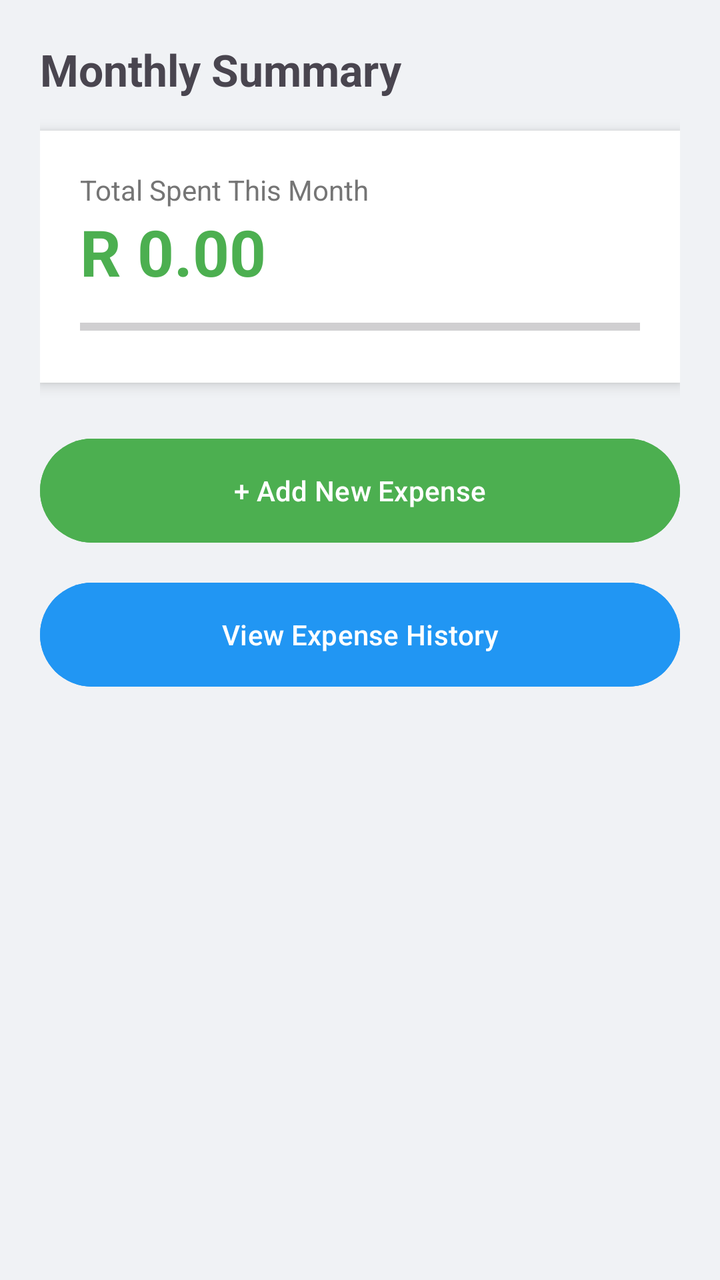
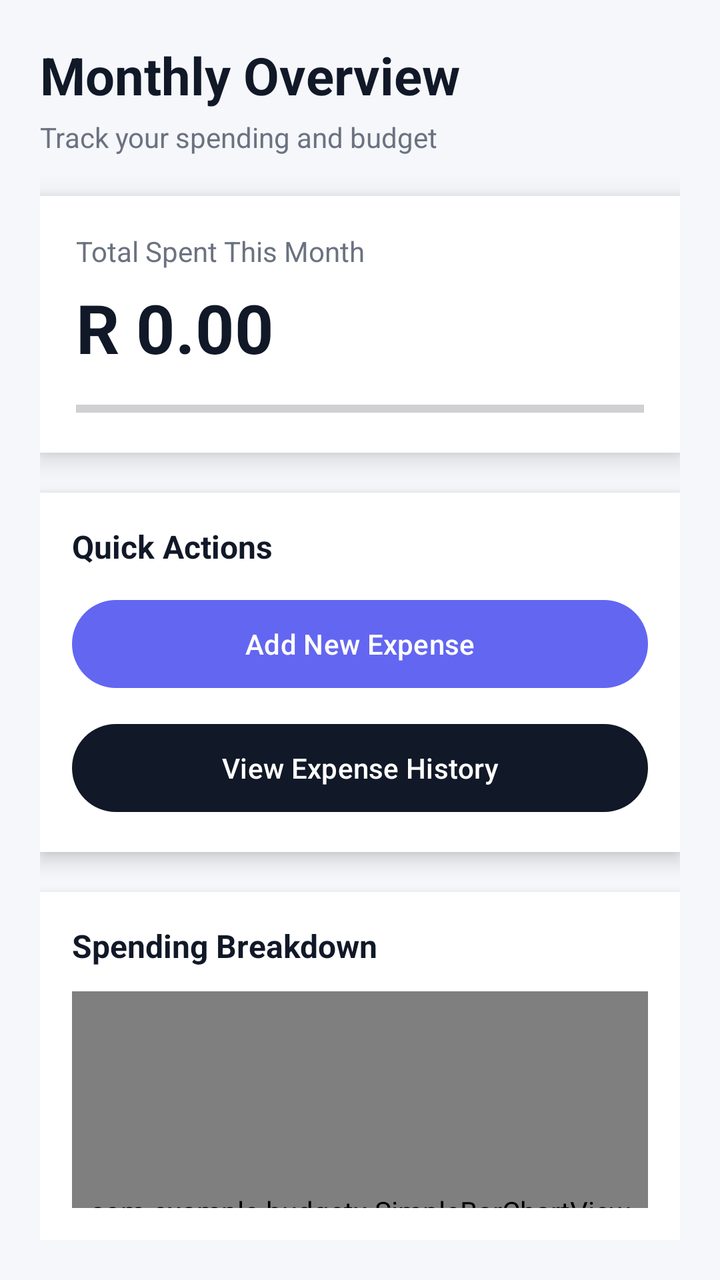

Before-and-after screenshots of an Android layout around one commit, followed by the original layout XML and the change that was made.
<!-- AndroidManifest.xml: application theme Theme.BudgetX -->
<!-- res/layout/activity_dashboard.xml -->
<?xml version="1.0" encoding="utf-8"?>
<LinearLayout xmlns:android="http://schemas.android.com/apk/res/android"
    android:layout_width="match_parent"
    android:layout_height="match_parent"
    android:orientation="vertical"
    android:padding="20dp"
    android:background="#F0F2F5">

    <TextView
        android:layout_width="wrap_content"
        android:layout_height="wrap_content"
        android:text="Monthly Summary"
        android:textSize="22sp"
        android:textStyle="bold"
        android:layout_marginBottom="16dp" />

    <LinearLayout
        android:layout_width="match_parent"
        android:layout_height="wrap_content"
        android:orientation="vertical"
        android:padding="20dp"
        android:background="@android:color/white"
        android:elevation="4dp"
        android:layout_marginBottom="24dp">

        <TextView
            android:layout_width="wrap_content"
            android:layout_height="wrap_content"
            android:text="Total Spent This Month"
            android:textColor="#757575" />

        <TextView
            android:id="@+id/tvTotalSpent"
            android:layout_width="wrap_content"
            android:layout_height="wrap_content"
            android:text="R 0.00"
            android:textSize="32sp"
            android:textStyle="bold"
            android:textColor="#4CAF50" />

        <ProgressBar
            android:id="@+id/pbBudget"
            style="?android:attr/progressBarStyleHorizontal"
            android:layout_width="match_parent"
            android:layout_height="wrap_content"
            android:max="100"
            android:progress="0"
            android:progressTint="#4CAF50"
            android:layout_marginTop="8dp" />

    </LinearLayout>

    <Button
        android:id="@+id/btnAddExpense"
        android:layout_width="match_parent"
        android:layout_height="60dp"
        android:text="+ Add New Expense"
        android:backgroundTint="#4CAF50"
        android:layout_marginBottom="12dp" />

    <Button
        android:id="@+id/btnViewHistory"
        android:layout_width="match_parent"
        android:layout_height="60dp"
        android:text="View Expense History"
        android:backgroundTint="#2196F3" />

</LinearLayout>
<!-- resources referenced by this layout -->
<resources>
  <style name="Theme.BudgetX" parent="Base.Theme.BudgetX" />
  <style name="Base.Theme.BudgetX" parent="Theme.Material3.DayNight.NoActionBar">
          
          
      </style>
</resources>

<!-- the commit's change to res/layout/activity_dashboard.xml (unified diff, before → after) -->
@@ -1,68 +1,129 @@
 <?xml version="1.0" encoding="utf-8"?>
 <LinearLayout xmlns:android="http://schemas.android.com/apk/res/android"
+    xmlns:app="http://schemas.android.com/apk/res-auto"
     android:layout_width="match_parent"
     android:layout_height="match_parent"
     android:orientation="vertical"
-    android:padding="20dp"
-    android:background="#F0F2F5">
+    android:background="#F5F7FB"
+    android:padding="20dp">
+
+    
+    <TextView
+        android:layout_width="wrap_content"
+        android:layout_height="wrap_content"
+        android:text="Monthly Overview"
+        android:textSize="26sp"
+        android:textStyle="bold"
+        android:textColor="#111827"
+        android:layout_marginBottom="4dp"/>
 
     <TextView
         android:layout_width="wrap_content"
         android:layout_height="wrap_content"
-        android:text="Monthly Summary"
-        android:textSize="22sp"
-        android:textStyle="bold"
-        android:layout_marginBottom="16dp" />
+        android:text="Track your spending and budget"
+        android:textSize="14sp"
+        android:textColor="#6B7280"
+        android:layout_marginBottom="20dp"/>
 
+    
     <LinearLayout
         android:layout_width="match_parent"
         android:layout_height="wrap_content"
         android:orientation="vertical"
-        android:padding="20dp"
-        android:background="@android:color/white"
-        android:elevation="4dp"
-        android:layout_marginBottom="24dp">
+        android:background="#FFFFFF"
+        android:padding="18dp"
+        android:elevation="8dp"
+        android:layout_marginBottom="20dp">
 
         <TextView
             android:layout_width="wrap_content"
             android:layout_height="wrap_content"
             android:text="Total Spent This Month"
-            android:textColor="#757575" />
+            android:textSize="14sp"
+            android:textColor="#6B7280"/>
 
         <TextView
             android:id="@+id/tvTotalSpent"
             android:layout_width="wrap_content"
             android:layout_height="wrap_content"
             android:text="R 0.00"
-            android:textSize="32sp"
+            android:textSize="34sp"
             android:textStyle="bold"
-            android:textColor="#4CAF50" />
+            android:textColor="#111827"
+            android:layout_marginTop="6dp"/>
 
+        
         <ProgressBar
             android:id="@+id/pbBudget"
             style="?android:attr/progressBarStyleHorizontal"
             android:layout_width="match_parent"
-            android:layout_height="wrap_content"
+            android:layout_height="8dp"
             android:max="100"
             android:progress="0"
-            android:progressTint="#4CAF50"
-            android:layout_marginTop="8dp" />
-
+            android:layout_marginTop="14dp"
+            android:progressTint="#6366F1"
+            android:backgroundTint="#E5E7EB"/>
     </LinearLayout>
 
-    <Button
-        android:id="@+id/btnAddExpense"
+    
+    <LinearLayout
         android:layout_width="match_parent"
-        android:layout_height="60dp"
-        android:text="+ Add New Expense"
-        android:backgroundTint="#4CAF50"
-        android:layout_marginBottom="12dp" />
+        android:layout_height="wrap_content"
+        android:orientation="vertical"
+        android:background="#FFFFFF"
+        android:padding="16dp"
+        android:elevation="6dp"
+        android:layout_marginBottom="20dp">
 
-    <Button
-        android:id="@+id/btnViewHistory"
+        <TextView
+            android:layout_width="wrap_content"
+            android:layout_height="wrap_content"
+            android:text="Quick Actions"
+            android:textSize="16sp"
+            android:textStyle="bold"
+            android:textColor="#111827"
+            android:layout_marginBottom="12dp"/>
+
+        <com.google.android.material.button.MaterialButton
+            android:id="@+id/btnAddExpense"
+            android:layout_width="match_parent"
+            android:layout_height="52dp"
+            android:text="Add New Expense"
+            android:textColor="#FFFFFF"
+            app:backgroundTint="#6366F1"
+            android:layout_marginBottom="10dp"/>
+
+        <com.google.android.material.button.MaterialButton
+            android:id="@+id/btnViewHistory"
+            android:layout_width="match_parent"
+            android:layout_height="52dp"
+            android:text="View Expense History"
+            android:textColor="#FFFFFF"
+            app:backgroundTint="#111827"/>
+    </LinearLayout>
+
+    
+    <LinearLayout
         android:layout_width="match_parent"
-        android:layout_height="60dp"
-        android:text="View Expense History"
-        android:backgroundTint="#2196F3" />
+        android:layout_height="wrap_content"
+        android:background="#FFFFFF"
+        android:elevation="6dp"
+        android:orientation="vertical"
+        android:padding="16dp">
+
+        <TextView
+            android:layout_width="wrap_content"
+            android:layout_height="wrap_content"
+            android:text="Spending Breakdown"
+            android:textSize="16sp"
+            android:textStyle="bold"
+            android:textColor="#111827"
+            android:layout_marginBottom="12dp"/>
+
+        <com.example.budgetx.SimpleBarChartView
+            android:id="@+id/dashboardChart"
+            android:layout_width="match_parent"
+            android:layout_height="220dp"/>
+    </LinearLayout>
 
 </LinearLayout>
